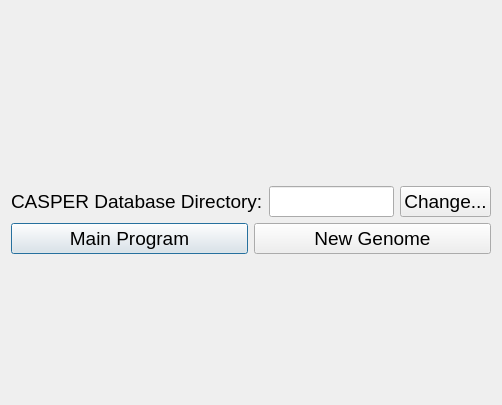
First picture: the form in startupCASPER.ui, repository TrinhLab/CASPERapp, before the edit.
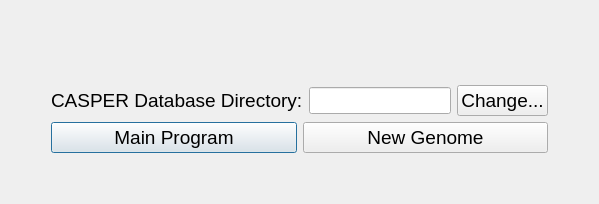
Second picture: the form after the edit.

Commit message: Fixed GUI scaling for Windows

Diff of the .ui file:
```diff
--- a/startupCASPER.ui
+++ b/startupCASPER.ui
@@ -6,8 +6,8 @@
    <rect>
     <x>0</x>
     <y>0</y>
-    <width>502</width>
-    <height>405</height>
+    <width>757</width>
+    <height>488</height>
    </rect>
   </property>
   <property name="font">
@@ -20,6 +20,9 @@
    <string>Welcome to CASPER!</string>
   </property>
   <layout class="QGridLayout" name="gridLayout">
+   <property name="sizeConstraint">
+    <enum>QLayout::SetFixedSize</enum>
+   </property>
    <item row="6" column="1" colspan="3">
     <layout class="QGridLayout" name="gridLayout_2">
      <item row="0" column="0">
@@ -99,7 +102,13 @@
     </spacer>
    </item>
    <item row="3" column="2">
-    <widget class="QLineEdit" name="lineEdit"/>
+    <widget class="QLineEdit" name="lineEdit">
+     <property name="font">
+      <font>
+       <pointsize>12</pointsize>
+      </font>
+     </property>
+    </widget>
    </item>
    <item row="1" column="1" rowspan="2" colspan="3">
     <layout class="QHBoxLayout" name="horizontalLayout"/>
```
The commit also changes 5 other files.
